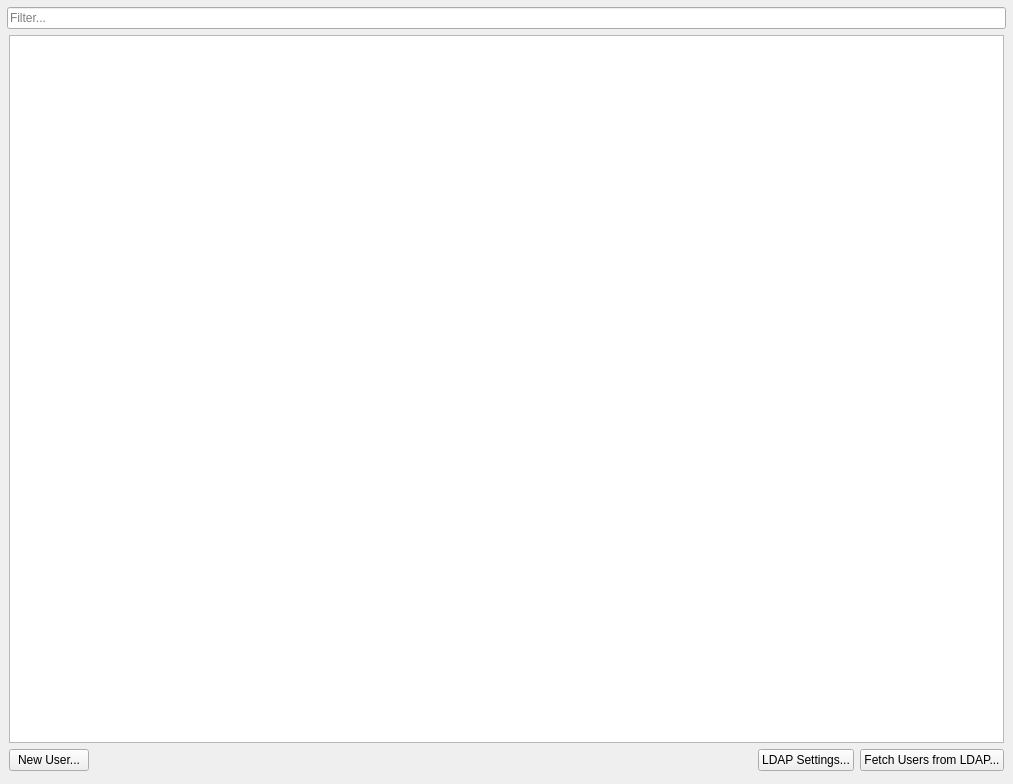
This is client/src/ui/widgets/settings/user_management_widget.ui in networkoptix/nx_open as Qt 5 draws it before an edit. The edited form follows.
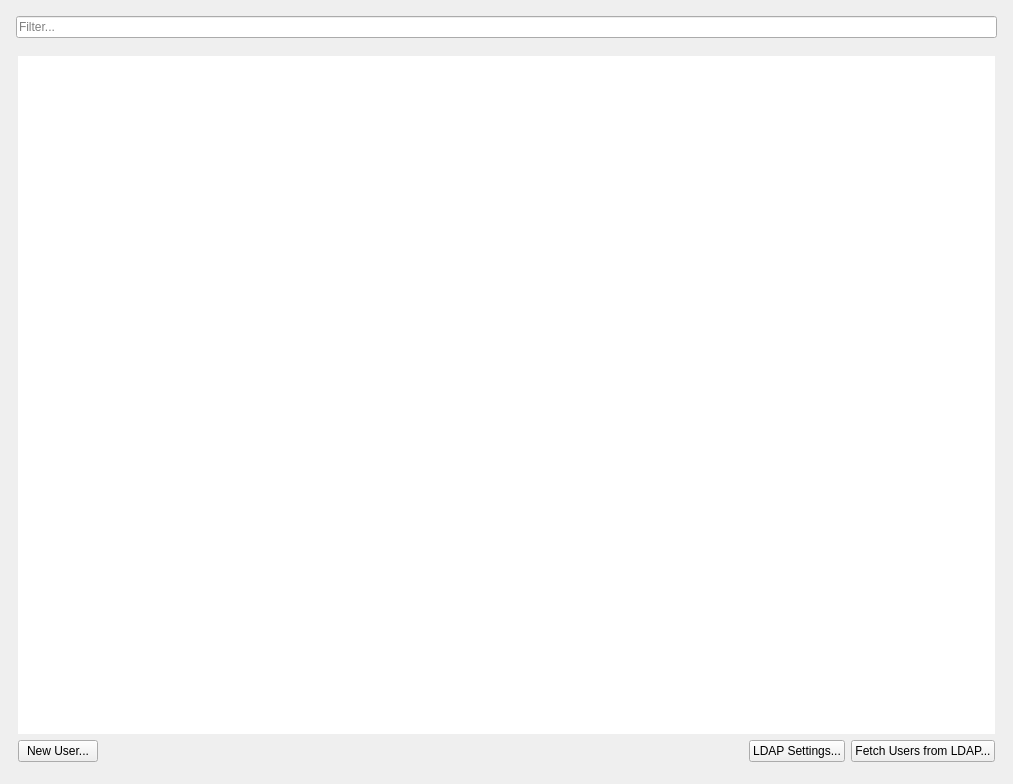
This is the edited form.

The edit to the form file:
```diff
--- a/client/src/ui/widgets/settings/user_management_widget.ui
+++ b/client/src/ui/widgets/settings/user_management_widget.ui
@@ -12,19 +12,19 @@
   </property>
   <layout class="QVBoxLayout" name="verticalLayout_2">
    <property name="spacing">
-    <number>4</number>
+    <number>16</number>
    </property>
    <property name="leftMargin">
-    <number>7</number>
+    <number>16</number>
    </property>
    <property name="topMargin">
-    <number>7</number>
+    <number>16</number>
    </property>
    <property name="rightMargin">
-    <number>7</number>
+    <number>16</number>
    </property>
    <property name="bottomMargin">
-    <number>7</number>
+    <number>16</number>
    </property>
    <item>
     <widget class="QLineEdit" name="filterLineEdit">
@@ -53,6 +53,9 @@
       </property>
       <item>
        <widget class="QTableView" name="usersTable">
+        <property name="frameShape">
+         <enum>QFrame::NoFrame</enum>
+        </property>
         <property name="selectionMode">
          <enum>QAbstractItemView::NoSelection</enum>
         </property>
```
